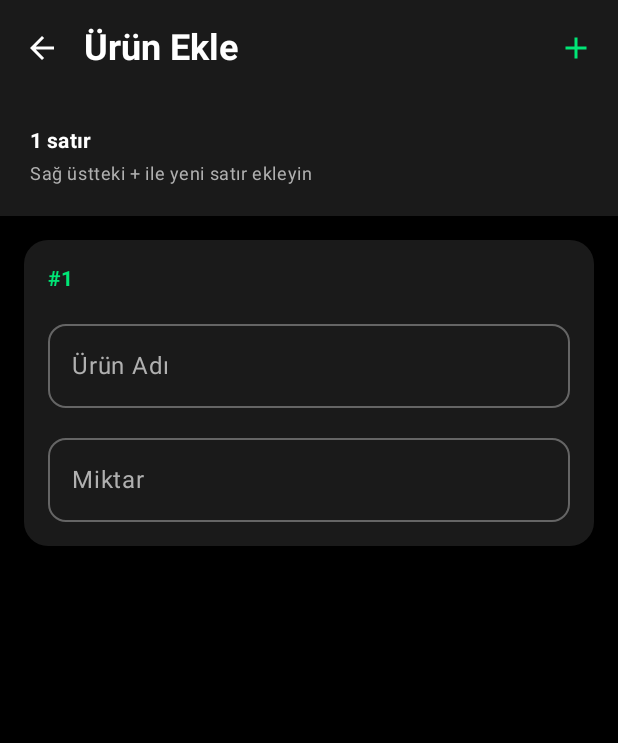
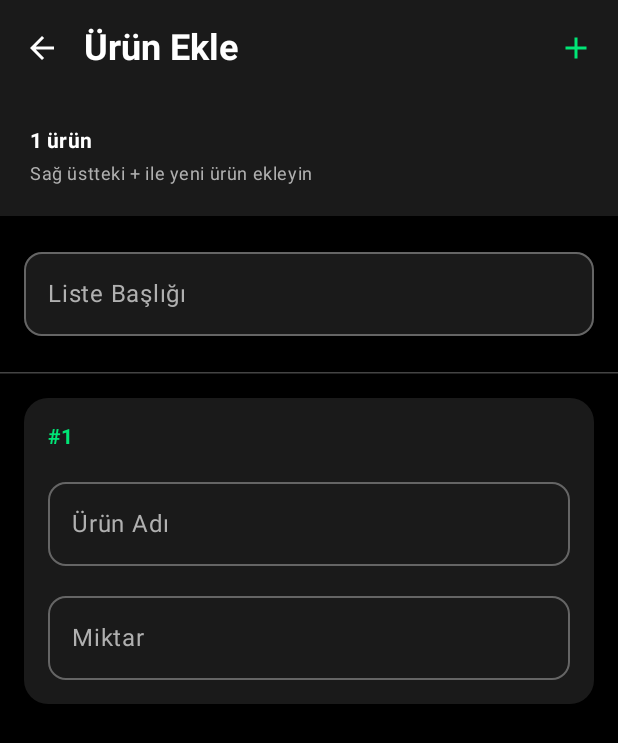
Before and after one commit to bymaskeli53/ShopList, an Android app built with Jetpack Compose: the AddItemScreen screen opened through its navigation route, on a phone screen of 412 x 824 dp. Shown: the top 743 px of the screen. Run offline under Robolectric (Android 15) with nearby library versions, the phone set to English and light mode, and no system bars; libraries missing offline, so code that uses them is left out: app.cash.sqldelight, com.benasher44.uuid; missing, so only their content is drawn: ShopListTheme; 4 statements that could not run were skipped.

Commit message:
feat: Add titles to shopping lists
This commit introduces the ability to add and edit titles for shopping lists. Lists can now be more easily identified by a custom name instead of just their item contents.

### Core Changes:

-   **Database:**
    -   The `ShoppingList` table in `ShoppingItem.sq` has been updated with a new `title` column to store the list's name.
    -   SQL queries (`insertList`, `updateListTitle`) have been added or modified to support creating and updating list titles.

-   **Data Layer & ViewModel:**
    -   `ShoppingRepository` now includes the `title` when inserting, restoring, or updating lists. A new `updateListTitle` function has been added.
    -   `ShoppingViewModel` is updated to pass the `title` when creating or updating a list.
    -   The `ShoppingListUI` data model now includes a `title` property.

### UI/UX Changes:

-   **`AddItemScreen` & `DetailScreen`:**
    -   A new `OutlinedTextField` has been added to both screens, allowing users to enter or edit a title for the shopping list.
    -   The UI now refers to "ürün" (product) instead of "satır" (row) for better clarity.

-   **`ListRow.kt` (Main Screen List Item):**
    -   The row now prominently displays the list's `title`.
    -   A preview of the first few items is shown below the title for context. If no title is present, it falls back to showing a comma-separated list of items.

-   **`App.kt`:**
    -   Navigation logic and function calls have been updated to pass the new `title` parameter between the ViewModel and the UI screens.

```diff
--- a/composeApp/src/commonMain/kotlin/com/gundogar/shoplist/AddItemScreen.kt
+++ b/composeApp/src/commonMain/kotlin/com/gundogar/shoplist/AddItemScreen.kt
@@ -29,9 +29,10 @@ data class ItemEntry(
 @Composable
 fun AddItemScreen(
     onNavigateBack: () -> Unit,
-    onCreateList: (List<Pair<String, String>>) -> Unit,
+    onCreateList: (String, List<Pair<String, String>>) -> Unit,
     modifier: Modifier = Modifier
 ) {
+    var listTitle by remember { mutableStateOf("") }
     var items by remember { mutableStateOf(listOf(ItemEntry())) }
 
     // High-contrast color scheme matching ShoppingListScreen
@@ -73,7 +74,7 @@ fun AddItemScreen(
                     ) {
                         Icon(
                             Icons.Default.Add,
-                            contentDescription = "Yeni satır ekle",
+                            contentDescription = "Yeni ürün ekle",
                             tint = accentColor,
                             modifier = Modifier.size(24.dp)
                         )
@@ -93,11 +94,11 @@ fun AddItemScreen(
                         val itemsToAdd = items
                             .filter { it.title.isNotBlank() }
                             .map { it.title to it.amount }
-                        onCreateList(itemsToAdd)
+                        onCreateList(listTitle, itemsToAdd)
                         onNavigateBack()
                     },
                     containerColor = accentColor,
-                    contentColor = Color.Black,
+                    contentColor = MaterialTheme.colorScheme.onPrimary,
                     modifier = Modifier.size(64.dp)
                 ) {
                     Icon(
@@ -124,18 +125,48 @@ fun AddItemScreen(
                     .padding(20.dp)
             ) {
                 Text(
-                    text = "${items.size} satır",
+                    text = "${items.size} ürün",
                     style = MaterialTheme.typography.labelLarge,
                     color = textPrimary,
                     fontWeight = FontWeight.Bold
                 )
                 Spacer(modifier = Modifier.height(4.dp))
                 Text(
-                    text = "Sağ üstteki + ile yeni satır ekleyin",
+                    text = "Sağ üstteki + ile yeni ürün ekleyin",
                     style = MaterialTheme.typography.bodySmall,
                     color = textSecondary
                 )
             }
+
+            // List Title Input
+            OutlinedTextField(
+                value = listTitle,
+                onValueChange = { listTitle = it },
+                label = { Text("Liste Başlığı", color = textSecondary) },
+                placeholder = { Text("Örn: Haftalık Alışveriş", color = textSecondary.copy(alpha = 0.6f)) },
+                modifier = Modifier
+                    .fillMaxWidth()
+                    .padding(horizontal = 16.dp)
+                    .padding(top = 16.dp),
+                colors = OutlinedTextFieldDefaults.colors(
+                    focusedTextColor = textPrimary,
+                    unfocusedTextColor = textPrimary,
+                    focusedBorderColor = accentColor,
+                    unfocusedBorderColor = textSecondary.copy(alpha = 0.5f),
+                    focusedLabelColor = accentColor,
+                    unfocusedLabelColor = textSecondary,
+                    cursorColor = accentColor,
+                    focusedContainerColor = surfaceColor,
+                    unfocusedContainerColor = surfaceColor
+                ),
+                shape = RoundedCornerShape(12.dp),
+                textStyle = MaterialTheme.typography.titleMedium.copy(fontWeight = FontWeight.Bold),
+                singleLine = true
+            )
+
+            Spacer(modifier = Modifier.height(24.dp))
+
+            HorizontalDivider(color = Color.DarkGray)
 
             // Item list
             LazyColumn(
--- a/composeApp/src/commonMain/kotlin/com/gundogar/shoplist/App.kt
+++ b/composeApp/src/commonMain/kotlin/com/gundogar/shoplist/App.kt
@@ -8,12 +8,13 @@ import androidx.navigation.compose.composable
 import androidx.navigation.compose.rememberNavController
 import com.gundogar.shoplist.data.DatabaseDriverFactory
 import com.gundogar.shoplist.data.ShoppingRepository
+import com.gundogar.shoplist.ui.theme.ShopListTheme
 import org.jetbrains.compose.ui.tooling.preview.Preview
 
 @Composable
 @Preview
 fun App(databaseDriverFactory: DatabaseDriverFactory) {
-    MaterialTheme {
+    ShopListTheme {
         val navController = rememberNavController()
         val repository = remember { ShoppingRepository(databaseDriverFactory) }
         val viewModel: ShoppingViewModel = viewModel { ShoppingViewModel(repository) }
@@ -37,7 +38,7 @@ fun App(databaseDriverFactory: DatabaseDriverFactory) {
             composable("add_item") {
                 AddItemScreen(
                     onNavigateBack = { navController.popBackStack() },
-                    onCreateList = { items -> viewModel.createList(items) }
+                    onCreateList = { title, items -> viewModel.createList(items, title) }
                 )
             }
 
@@ -54,9 +55,9 @@ fun App(databaseDriverFactory: DatabaseDriverFactory) {
                     DetailScreen(
                         list = list,
                         onNavigateBack = { navController.popBackStack() },
-                        onSave = { id: String, items: List<ShoppingListItemUI> ->
+                        onSave = { id: String, title: String, items: List<ShoppingListItemUI> ->
                             // This is now a suspend function that waits for update to complete
-                            viewModel.updateListItemsSuspend(id, items)
+                            viewModel.updateListItemsSuspend(id, title, items)
                         }
                     )
                 }
--- a/composeApp/src/commonMain/kotlin/com/gundogar/shoplist/ShopListScreen.kt
+++ b/composeApp/src/commonMain/kotlin/com/gundogar/shoplist/ShopListScreen.kt
@@ -98,7 +98,7 @@ fun ShoppingListScreen(
             // List count indicator
             if (lists.isNotEmpty()) {
                 Text(
-                    text = "${lists.size} liste",
+                    text = "${lists.size} adet listeniz var",
                     style = MaterialTheme.typography.labelMedium,
                     color = textSecondary,
                     modifier = Modifier.padding(bottom = 12.dp)
@@ -228,6 +228,7 @@ fun ShoppingListScreen(
 // UI Models
 data class ShoppingListUI(
     val id: String,
+    val title: String,
     val items: List<ShoppingListItemUI>,
     val bought: Boolean = false,
     val createdAt: Long
```
Also changed, not shown: composeApp/src/commonMain/kotlin/com/gundogar/shoplist/DetailScreen.kt (+37 -5 lines), composeApp/src/commonMain/kotlin/com/gundogar/shoplist/ItemRow.kt (+33 -1 lines), composeApp/src/commonMain/kotlin/com/gundogar/shoplist/ShoppingViewModel.kt (+9 -3 lines), composeApp/src/commonMain/kotlin/com/gundogar/shoplist/data/ShoppingRepository.kt (+15 -0 lines), 1 other file.
